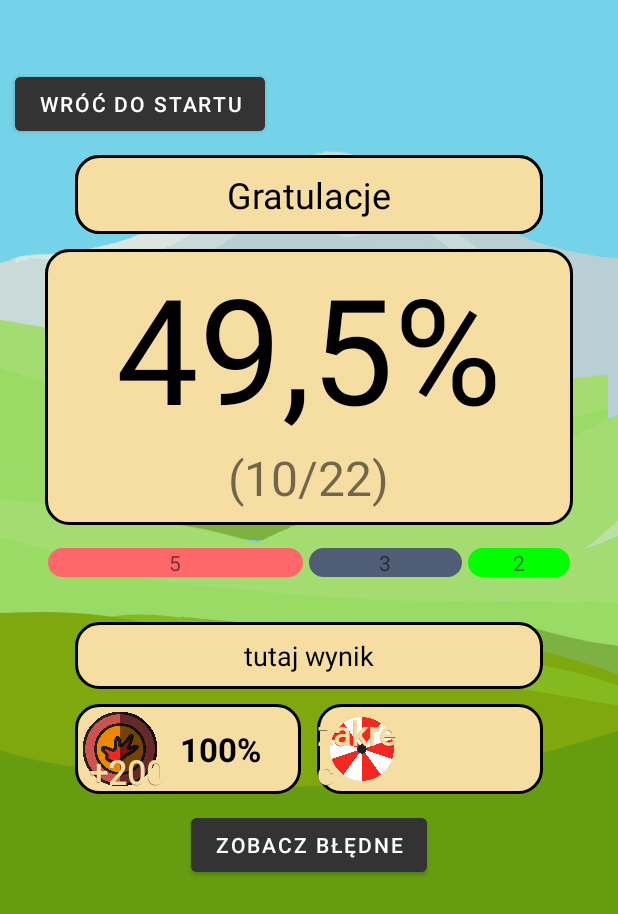
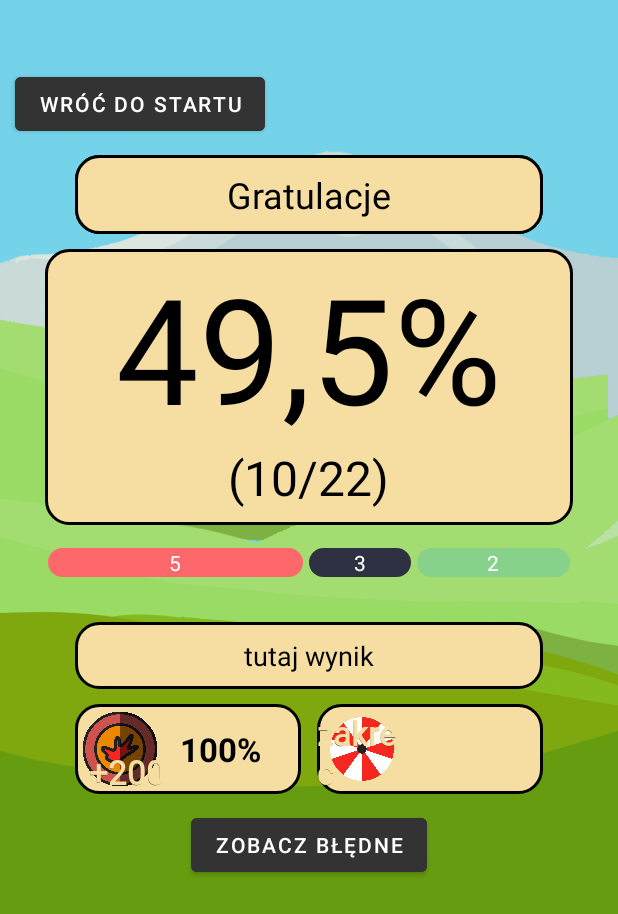
Before and after one commit to Blaz1q/crocodingo, an Android app: the layout test_final.xml on its own in the app's theme, with its tools: preview values and no code run, on a phone screen of 412 x 824 dp. Shown: the top 914 px of the screen. Run offline under Robolectric (Android 15) with nearby library versions, the phone set to English and light mode, and no system bars; network calls fail; Roboto replaces fonts that are not available here.

Commit message:
Poprawiono wynik

```diff
--- a/app/src/main/res/layout/test_final.xml
+++ b/app/src/main/res/layout/test_final.xml
@@ -62,6 +62,7 @@
                 android:id="@+id/wynik_punktowy"
                 android:layout_width="wrap_content"
                 android:layout_height="wrap_content"
+                android:textColor="@color/black"
                 android:text="(10/22)"
                 android:textAlignment="center"
                 android:textSize="32sp"
@@ -78,6 +79,7 @@
         android:layout_marginStart="30dp"
         android:layout_marginEnd="30dp"
         android:layout_marginBottom="30dp"
+        android:weightSum="1"
         >
         <TextView
             android:id="@+id/chart_negatywne"
@@ -87,6 +89,7 @@
             android:text="5"
             android:background="@drawable/custom_reusable_box"
             android:backgroundTint="@color/ckpink"
+            android:textColor="@color/white"
             android:layout_marginRight="2dp"
             android:layout_marginLeft="2dp"
             android:textAlignment="center"
@@ -95,10 +98,11 @@
             android:id="@+id/chart_pominiete"
             android:layout_width="0dp"
             android:layout_height="match_parent"
-            android:layout_weight=".30"
+            android:layout_weight=".2"
             android:text="3"
             android:background="@drawable/custom_reusable_box"
-            android:backgroundTint="@color/cklightgray"
+            android:backgroundTint="@color/ckgray"
+            android:textColor="@color/white"
             android:layout_marginRight="2dp"
             android:layout_marginLeft="2dp"
             android:textAlignment="center"
@@ -107,10 +111,11 @@
             android:id="@+id/chart_pozytywne"
             android:layout_width="0dp"
             android:layout_height="match_parent"
-            android:layout_weight=".20"
+            android:layout_weight=".30"
             android:text="2"
             android:background="@drawable/custom_reusable_box"
-            android:backgroundTint="#00ff00"
+            android:backgroundTint="@color/ckcorrect"
+            android:textColor="@color/white"
             android:layout_marginRight="2dp"
             android:layout_marginLeft="2dp"
             android:textAlignment="center"
--- a/app/src/main/res/values/colors.xml
+++ b/app/src/main/res/values/colors.xml
@@ -11,5 +11,8 @@
     <color name="cklightgray">#FF4F5D75</color>
     <color name="ckbez">#F6DEA2</color>
     <color name="ckpink">#FE686A</color>
+    <color name="ckcorrect">#ff88D18A</color>
+    <color name="ckcorrecttext">#ff0D1B15</color>
+    <color name="ckincorrecttext">#ffF52720</color>
 
 </resources>
```
Also changed, not shown: app/src/main/java/czerwone/krokodyle/czerwone_krokodyle/MainActivity.java (+8 -6 lines).
